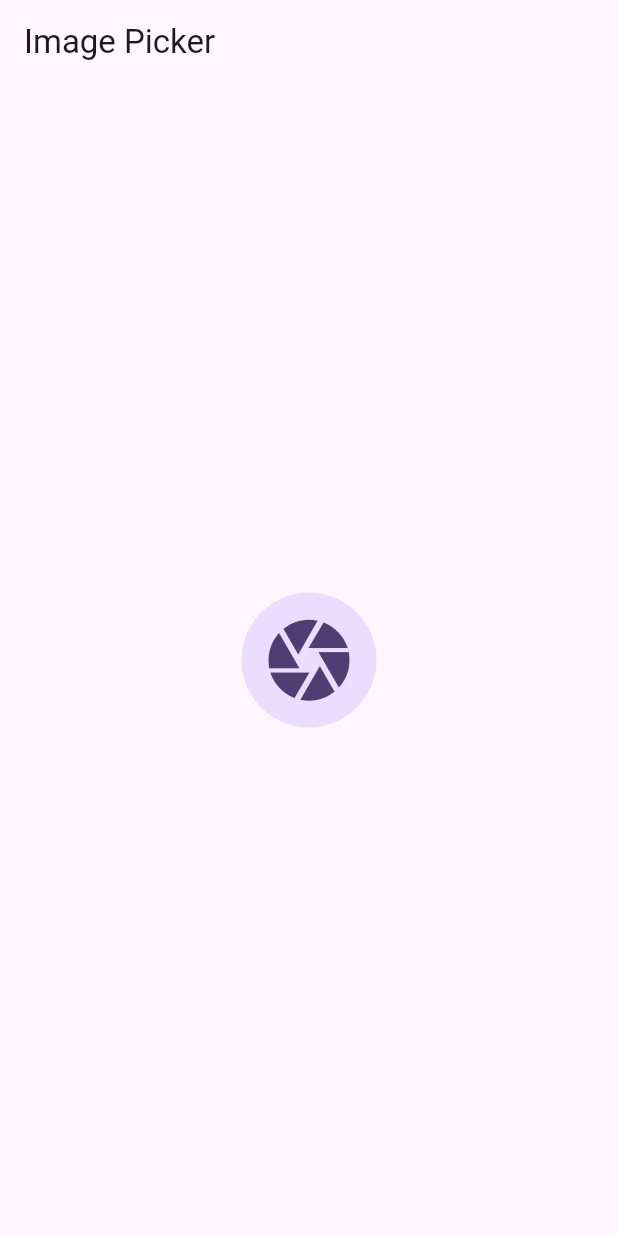
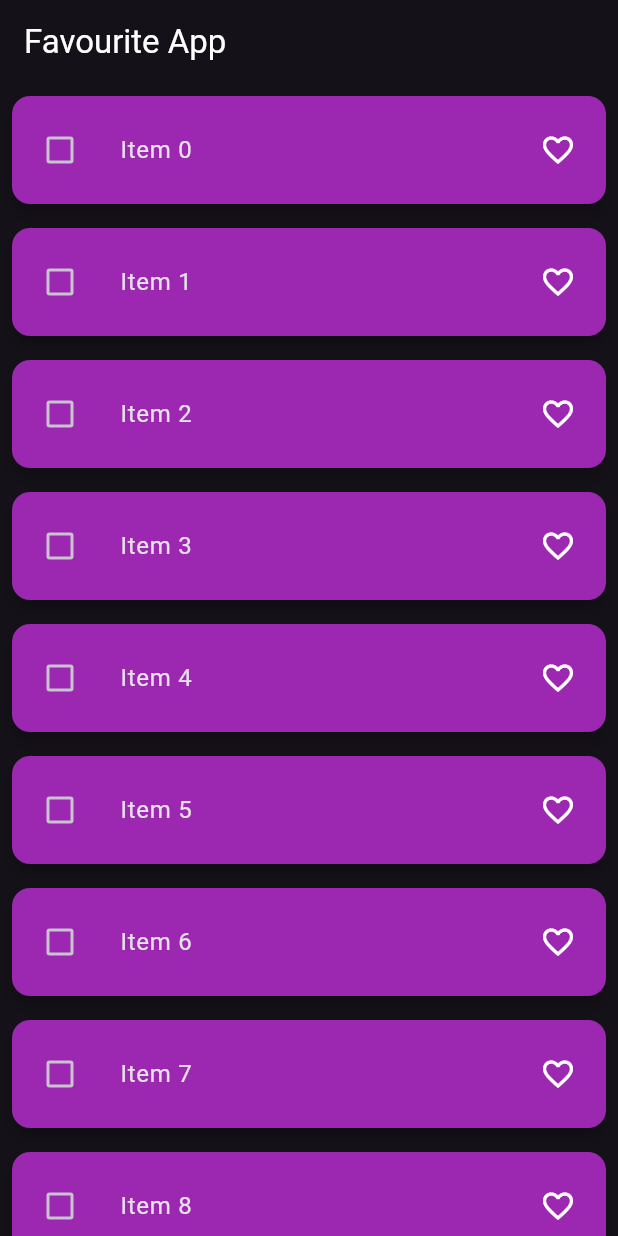
Before and after one commit to MoeezAhmedKhan/flutter_bloc, a Flutter app: the screen it shows after launch, on a phone screen of 412 x 824 dp. Run offline on Flutter 3.47's test engine with Material 3 defaults, Android fonts, the phone set to English and light mode, and no system bars; our stand-ins replace bloc, flutter_bloc, image_picker.

Commit message:
Image Picker and Favourite App

```diff
--- /dev/null
+++ b/lib/bloc/favourite_bloc/favourite_bloc.dart
@@ -0,0 +1,61 @@
+import 'dart:async';
+
+import 'package:bloc/bloc.dart';
+import 'package:learn_flutter_bloc/bloc/favourite_bloc/favourite_event.dart';
+
+import '../../model/fav_item_model.dart';
+import '../../repository/favourite_repo.dart';
+import 'favourite_state.dart';
+
+class FavouriteBloc extends Bloc<FavouriteEvent, FavouriteState> {
+  FavouriteRepo favouriteRepo;
+  List<FavItemModel> favouriteList = [];
+  List<FavItemModel> tempFavouriteList = [];
+  FavouriteBloc(this.favouriteRepo) : super(FavouriteState()) {
+    on<FecthFavouriteEvent>(fetcList);
+    on<AddFavouriteEvent>(addFavItem);
+    on<SelectItem>(_selectItem);
+    on<UnSelectItem>(_unSelectItem);
+    on<DeleteItem>(_deleteItem);
+  }
+
+  void fetcList(FecthFavouriteEvent event, Emitter<FavouriteState> emit) async {
+    favouriteList = await favouriteRepo.fetchFavItems();
+    emit(state.copyWith(favItemlist: favouriteList, status: ListStatus.Success));
+  }
+
+  void addFavItem(AddFavouriteEvent event, Emitter<FavouriteState> emit) {
+    final index = favouriteList.indexWhere((element) => element.id == event.favItemModel.id);
+    if (event.favItemModel.isSelected) {
+      if (tempFavouriteList.contains(favouriteList[index])) {
+        tempFavouriteList.remove(favouriteList[index]);
+        tempFavouriteList.add(event.favItemModel);
+      }
+    } else {
+      if (tempFavouriteList.contains(favouriteList[index])) {
+        tempFavouriteList.remove(favouriteList[index]);
+        tempFavouriteList.add(event.favItemModel);
+      }
+    }
+    favouriteList[index] = event.favItemModel;
+    emit(state.copyWith(favItemlist: favouriteList, status: ListStatus.Success, tempFavItemlist: tempFavouriteList));
+  }
+
+  void _selectItem(SelectItem event, Emitter<FavouriteState> emit) {
+    tempFavouriteList.add(event.favItemModel);
+    emit(state.copyWith(tempFavItemlist: tempFavouriteList));
+  }
+
+  void _unSelectItem(UnSelectItem event, Emitter<FavouriteState> emit) {
+    tempFavouriteList.remove(event.favItemModel);
+    emit(state.copyWith(favItemlist: favouriteList, status: ListStatus.Success));
+  }
+
+  void _deleteItem(DeleteItem event, Emitter<FavouriteState> emit) {
+    for (int i = 0; i < tempFavouriteList.length; i++) {
+      favouriteList.remove(tempFavouriteList[i]);
+    }
+    tempFavouriteList.clear();
+    emit(state.copyWith(tempFavItemlist: tempFavouriteList, favItemlist: favouriteList));
+  }
+}
--- /dev/null
+++ b/lib/bloc/favourite_bloc/favourite_event.dart
@@ -0,0 +1,22 @@
+import '../../model/fav_item_model.dart';
+
+abstract class FavouriteEvent {}
+
+class FecthFavouriteEvent extends FavouriteEvent {}
+
+class AddFavouriteEvent extends FavouriteEvent{
+  final FavItemModel favItemModel;
+  AddFavouriteEvent({required this.favItemModel});
+}
+
+class SelectItem extends FavouriteEvent{
+  final FavItemModel favItemModel;
+  SelectItem({required this.favItemModel});
+}
+
+class UnSelectItem extends FavouriteEvent{
+  final FavItemModel favItemModel;
+  UnSelectItem({required this.favItemModel});
+}
+
+class DeleteItem extends FavouriteEvent{}
--- /dev/null
+++ b/lib/bloc/favourite_bloc/favourite_state.dart
@@ -0,0 +1,22 @@
+import 'package:learn_flutter_bloc/model/fav_item_model.dart';
+
+enum ListStatus{Loading, Success, Failure}
+class FavouriteState{
+  final List<FavItemModel> favItemlist;
+  final List<FavItemModel> tempFavItemlist;
+  ListStatus status;
+  FavouriteState({this.favItemlist = const [], this.status = ListStatus.Loading, this.tempFavItemlist = const []});
+
+  FavouriteState copyWith({
+    List<FavItemModel>? favItemlist,
+    List<FavItemModel>? tempFavItemlist,
+    ListStatus? status,
+  }) {
+    return FavouriteState(
+      favItemlist: favItemlist ?? this.favItemlist,
+      tempFavItemlist: tempFavItemlist ?? this.tempFavItemlist,
+      status: status ?? this.status,
+    );
+  }
+
+}
--- a/lib/bloc/image_picker_bloc/image_picker_bloc.dart
+++ b/lib/bloc/image_picker_bloc/image_picker_bloc.dart
@@ -7,19 +7,19 @@ import 'package:learn_flutter_bloc/bloc/image_picker_bloc/image_picker_state.dar
 class ImagePickerBloc extends Bloc<ImagePickerEvent, ImagePickerState> {
 
   // ImagePickerUtils will be pass as dependency injection in this bloc
-  ImagePickerUtils? imagePickerUtils;
+  ImagePickerUtils imagePickerUtils; // declare ImagePickerUtils
   ImagePickerBloc(this.imagePickerUtils) : super(ImagePickerState()){
       on<ImagePickerEventFromCamera>(_catureFromCamera);
       on<ImagePickerEventFromGallery>(_catureFromGallery);
   }
 
   void _catureFromCamera(ImagePickerEventFromCamera event, Emitter<ImagePickerState> emit) async {
-    XFile? file = await imagePickerUtils?.fromCamera();
+    XFile? file = await imagePickerUtils.fromCamera();
     emit(state.copyWith(file: file));
   }
 
   void _catureFromGallery(ImagePickerEventFromGallery event, Emitter<ImagePickerState> emit) async {
-    XFile? file = await imagePickerUtils?.fromGallery();
+    XFile? file = await imagePickerUtils.fromGallery();
     emit(state.copyWith(file: file));
   }
 }
--- /dev/null
+++ b/lib/bloc/todo_bloc/todo_bloc.dart
@@ -0,0 +1,23 @@
+import 'package:bloc/bloc.dart';
+import 'package:learn_flutter_bloc/bloc/todo_bloc/todo_event.dart';
+import 'package:learn_flutter_bloc/bloc/todo_bloc/todo_state.dart';
+
+class TodoBloc extends Bloc<TodoEvent, TodoState>{
+
+  List<int> todoList = [];
+  TodoBloc() : super(TodoState()){
+    on<AddTodoEvent>(_addTodo);
+    on<RemoveTodoEvent>(_removeTodo);
+  }
+
+  void _addTodo(AddTodoEvent event, Emitter<TodoState> emit){
+    print("event: ${event.number}");
+    todoList.add(event.number);
+    emit(state.copyWith(todoList: List.from(todoList)));
+  }
+
+  void _removeTodo(RemoveTodoEvent event, Emitter<TodoState> emit){
+    todoList.removeAt(event.number);
+    emit(state.copyWith(todoList: List.from(todoList)));
+  }
+}
--- /dev/null
+++ b/lib/bloc/todo_bloc/todo_event.dart
@@ -0,0 +1,10 @@
+abstract class TodoEvent {}
+
+class AddTodoEvent extends TodoEvent{
+  int number;
+  AddTodoEvent({required this.number});
+}
+class RemoveTodoEvent extends TodoEvent{
+  int number;
+  RemoveTodoEvent({required this.number});
+}
--- /dev/null
+++ b/lib/bloc/todo_bloc/todo_state.dart
@@ -0,0 +1,8 @@
+class TodoState{
+  final List<int> todoList;
+  TodoState({this.todoList = const []});
+
+  TodoState copyWith({List<int>? todoList}){
+    return TodoState(todoList: todoList ??  this.todoList);
+  }
+}
--- a/lib/main.dart
+++ b/lib/main.dart
@@ -1,11 +1,16 @@
 import 'package:flutter/material.dart';
 import 'package:learn_flutter_bloc/Utils/image_picker.dart';
 import 'package:learn_flutter_bloc/bloc/counter_bloc/counter_bloc.dart';
+import 'package:learn_flutter_bloc/bloc/favourite_bloc/favourite_bloc.dart';
 import 'package:learn_flutter_bloc/bloc/image_picker_bloc/image_picker_bloc.dart';
 import 'package:learn_flutter_bloc/bloc/slider_bloc/slider_bloc.dart';
 import 'package:flutter_bloc/flutter_bloc.dart';
+import 'package:learn_flutter_bloc/bloc/todo_bloc/todo_bloc.dart';
+import 'package:learn_flutter_bloc/repository/favourite_repo.dart';
+import 'package:learn_flutter_bloc/view/favourite/favourite_screen.dart';
 import 'package:learn_flutter_bloc/view/image_picker/image_picker_screen.dart';
 import 'package:learn_flutter_bloc/view/slider/slider_screen.dart';
+import 'package:learn_flutter_bloc/view/todo/todo_screen.dart';
 
 void main() {
   runApp(const MyApp());
@@ -21,14 +26,17 @@ class MyApp extends StatelessWidget {
       BlocProvider(create: (context) => CounterBloc()),
       BlocProvider(create: (context) => SliderBloc()),
       BlocProvider(create: (context) => ImagePickerBloc(ImagePickerUtils())),
+      BlocProvider(create: (context) => TodoBloc()),
+      BlocProvider(create: (context) => FavouriteBloc(FavouriteRepo())),
     ],
       child: MaterialApp(
+        debugShowCheckedModeBanner: false,
         title: 'Flutter Demo',
         theme: ThemeData(
-          colorScheme: ColorScheme.fromSeed(seedColor: Colors.deepPurple),
+          brightness: Brightness.dark,
           useMaterial3: true,
         ),
-        home: ImagePickerScreen(),
+        home: const FavouriteScreen(),
       ),
     );
   }
--- /dev/null
+++ b/lib/model/fav_item_model.dart
@@ -0,0 +1,17 @@
+class FavItemModel{
+  int id;
+  String value;
+  bool isSelected;
+  bool isDelete;
+
+  FavItemModel({required this.id, required this.value, this.isSelected = false, this.isDelete = false});
+
+  FavItemModel copyWith({int? id, String? value, bool? isSelected, bool? isDelete}) {
+    return FavItemModel(
+      id: id ?? this.id,
+      value: value ?? this.value,
+      isSelected: isSelected ?? this.isSelected,
+      isDelete: isDelete ?? this.isDelete,
+    );
+  }
+}
--- /dev/null
+++ b/lib/repository/favourite_repo.dart
@@ -0,0 +1,12 @@
+import 'package:learn_flutter_bloc/model/fav_item_model.dart';
+
+class FavouriteRepo{
+  Future<List<FavItemModel>> fetchFavItems() async{
+    Future.delayed(const Duration(seconds: 3));
+    return _generateList(10);
+  }
+
+  Future<List<FavItemModel>> _generateList(int length) async{
+    return List.generate(length, (index) => FavItemModel(id: index, value: "Item $index"),);
+  }
+}
--- /dev/null
+++ b/lib/view/favourite/favourite_screen.dart
@@ -0,0 +1,98 @@
+import 'package:flutter/material.dart';
+import 'package:flutter_bloc/flutter_bloc.dart';
+import 'package:learn_flutter_bloc/bloc/favourite_bloc/favourite_bloc.dart';
+import 'package:learn_flutter_bloc/bloc/favourite_bloc/favourite_state.dart';
+import 'package:learn_flutter_bloc/model/fav_item_model.dart';
+
+import '../../bloc/favourite_bloc/favourite_event.dart';
+
+class FavouriteScreen extends StatefulWidget {
+  const FavouriteScreen({super.key});
+
+  @override
+  State<FavouriteScreen> createState() => _FavouriteScreenState();
+}
+
+class _FavouriteScreenState extends State<FavouriteScreen> {
+  @override
+  void initState() {
+    // TODO: implement initState
+    super.initState();
+    context.read<FavouriteBloc>().add(FecthFavouriteEvent());
+  }
+
+  @override
+  Widget build(BuildContext context) {
+    return Scaffold(
+      appBar: AppBar(
+        title: const Text(
+          "Favourite App",
+          style: TextStyle(color: Colors.white),
+        ),
+        actions: [
+          BlocBuilder<FavouriteBloc, FavouriteState>(
+            builder: (context, state) {
+              return  Visibility(
+                visible: state.tempFavItemlist.isNotEmpty,
+                child: Padding(
+                  padding: EdgeInsets.only(right: 24.0),
+                  child: IconButton(onPressed: () {
+                    if(state.tempFavItemlist.isNotEmpty){
+                      context.read<FavouriteBloc>().add(DeleteItem());
+                    }
+                  }, icon: const Icon(Icons.delete, color: Colors.white,)),
+                ),
+              );
+            },
+          ),
+        ],
+      ),
+      body: BlocBuilder<FavouriteBloc, FavouriteState>(
+        builder: (context, state) {
+          switch (state.status) {
+            case ListStatus.Loading:
+              return const Center(child: CircularProgressIndicator());
+            case ListStatus.Failure:
+              return const Center(child: Text("Error"));
+            case ListStatus.Success:
+              return ListView.builder(
+                itemCount: state.favItemlist.length,
+                itemBuilder: (context, index) {
+                  final item = state.favItemlist[index];
+                  return Card(
+                    color: Colors.purple,
+                    elevation: 4.0,
+                    margin: const EdgeInsets.all(8.0),
+                    child: ListTile(
+                      contentPadding: const EdgeInsets.all(8.0),
+                      leading: Checkbox(
+                        value: state.tempFavItemlist.contains(item) ? true : false,
+                        onChanged: (value) {
+                          if (value!) {
+                            context.read<FavouriteBloc>().add(SelectItem(favItemModel: item));
+                          } else {
+                            context.read<FavouriteBloc>().add(UnSelectItem(favItemModel: item));
+                          }
+                        },
+                      ),
+                      title: Text("${item.value}"),
+                      trailing: IconButton(
+                          onPressed: () {
+                            FavItemModel newItem = FavItemModel(
+                              id: item.id,
+                              value: item.value,
+                              isSelected: item.isSelected ? false : true,
+                            );
+                            context.read<FavouriteBloc>().add(AddFavouriteEvent(favItemModel: newItem));
+                          },
+                          icon: Icon(item.isSelected ? Icons.favorite : Icons.favorite_border, color: Colors.white)),
+                    ),
+                  );
+                },
+              );
+          }
+        },
+      ),
+    );
+  }
+}
--- a/lib/view/image_picker/image_picker_screen.dart
+++ b/lib/view/image_picker/image_picker_screen.dart
@@ -22,6 +22,10 @@ class ImagePickerScreen extends StatelessWidget {
               state.file == null ? InkWell(onTap: () {
                 context.read<ImagePickerBloc>().add(ImagePickerEventFromCamera());
               },child: const CircleAvatar(minRadius: 45, child: Icon(Icons.camera, size: 65,))) : Image.file(File(state.file!.path.toString())),
+              const SizedBox(height: 40),
+              state.file == null ? InkWell(onTap: () {
+                context.read<ImagePickerBloc>().add(ImagePickerEventFromGallery());
+              },child: const CircleAvatar(minRadius: 45, child: Icon(Icons.file_upload, size: 65,))) : Image.file(File(state.file!.path.toString())),
             ],
           );
         },
```
Also changed, not shown: lib/view/todo/todo_screen.dart (added, +55 -0 lines).
